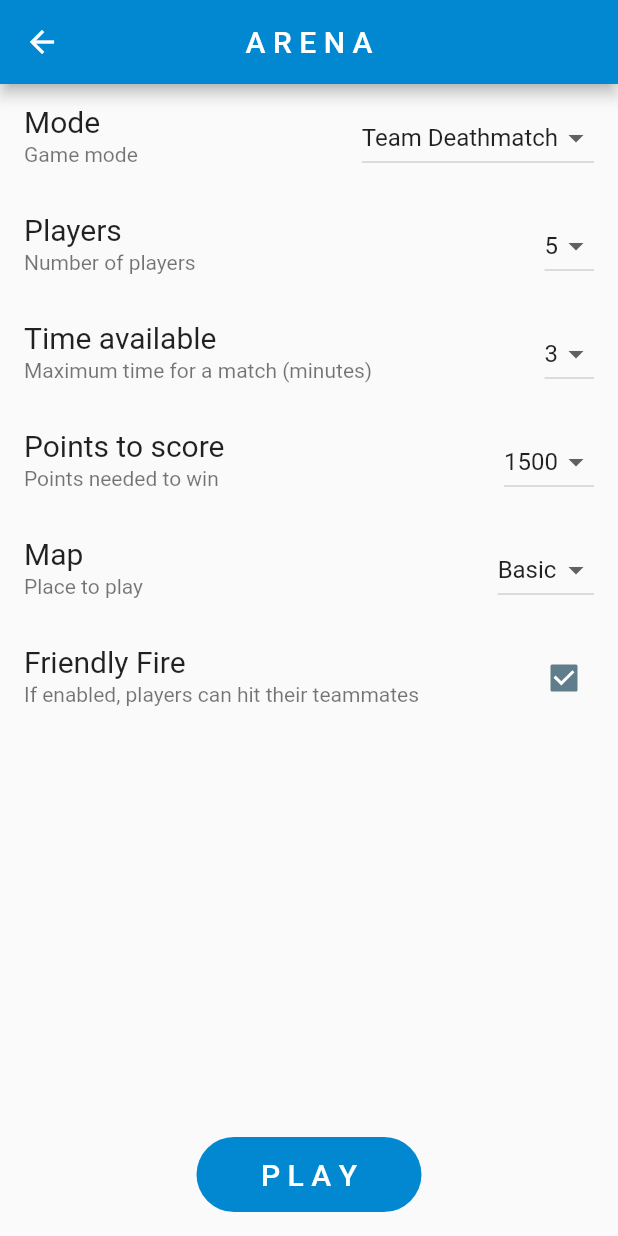
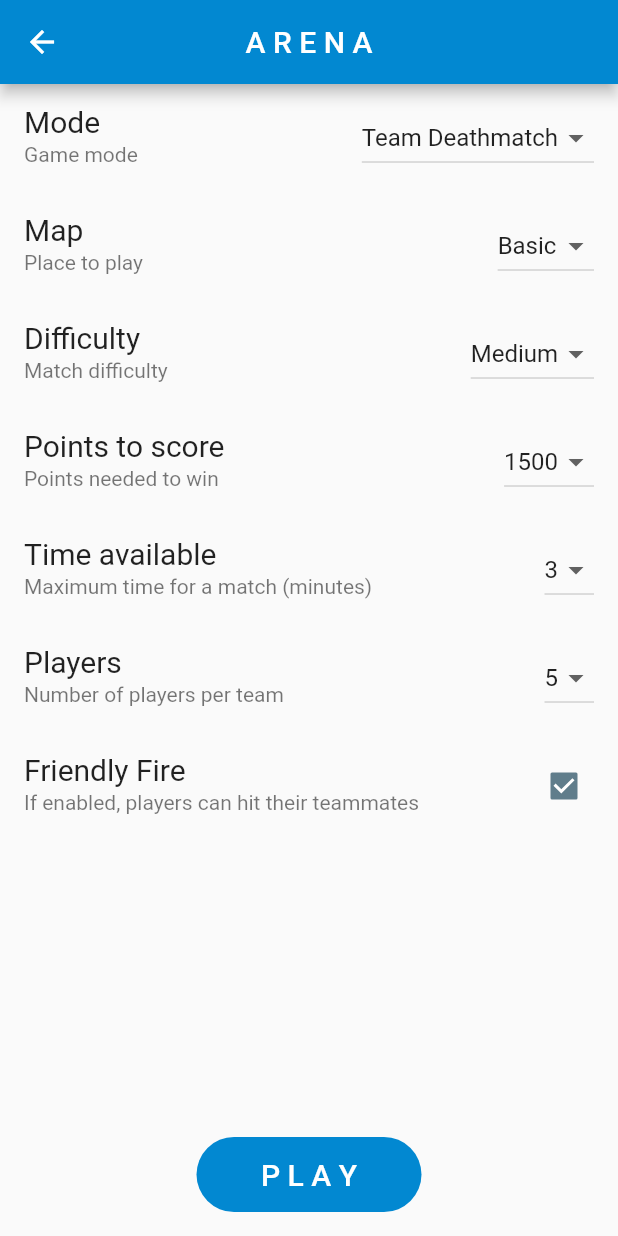
Before and after one commit to Genouka/Xeonjia, a Flutter app: the ArenaPage screen opened directly, on a phone screen of 412 x 824 dp. Run offline on Flutter 3.47's test engine with Material 2 defaults, Android fonts, the phone set to English and light mode, and no system bars; our stand-ins replace shared_preferences; missing offline and left inert: flame; accounts and stored records are empty.

Commit message:
Update match settings

```diff
--- a/lib/src/screens/arena/arena_page.dart
+++ b/lib/src/screens/arena/arena_page.dart
@@ -16,6 +16,7 @@ int _teamSize = 5;
 int _maxTime = 3;
 int _maxPoints = 1500;
 int _mapId = 0;
+int _difficulty = 4;
 bool _friendlyFire = true;
 
 class ArenaPage extends StatefulWidget {
@@ -59,20 +60,66 @@ class _ArenaPageState extends State<ArenaPage> {
               )),
           ListTile(
               title: const Text(
-                'Players',
+                'Map',
                 style: TextStyle(
                   fontSize: kTextFontSize,
                 ),
               ),
-              subtitle: const Text('Number of players'),
+              subtitle: const Text('Place to play'),
               trailing: DropdownButton<int>(
-                value: _teamSize,
+                value: _mapId,
                 onChanged: (int newValue) {
                   setState(() {
-                    _teamSize = newValue;
+                    _mapId = newValue;
                   });
                 },
-                items: _teamSizeOptions
+                items: mapNames.keys
+                    .map<DropdownMenuItem<int>>(
+                        (int value) => DropdownMenuItem<int>(
+                              value: value,
+                              child: Text(mapNames[value]),
+                            ))
+                    .toList(),
+              )),
+          ListTile(
+              title: const Text(
+                'Difficulty',
+                style: TextStyle(
+                  fontSize: kTextFontSize,
+                ),
+              ),
+              subtitle: const Text('Match difficulty'),
+              trailing: DropdownButton<int>(
+                value: _difficulty,
+                onChanged: (int newValue) {
+                  setState(() {
+                    _difficulty = newValue;
+                  });
+                },
+                items: difficultyNames.keys
+                    .map<DropdownMenuItem<int>>(
+                        (int value) => DropdownMenuItem<int>(
+                              value: value,
+                              child: Text(difficultyNames[value]),
+                            ))
+                    .toList(),
+              )),
+          ListTile(
+              title: const Text(
+                'Points to score',
+                style: TextStyle(
+                  fontSize: kTextFontSize,
+                ),
+              ),
+              subtitle: const Text('Points needed to win'),
+              trailing: DropdownButton<int>(
+                value: _maxPoints,
+                onChanged: (int newValue) {
+                  setState(() {
+                    _maxPoints = newValue;
+                  });
+                },
+                items: _maxPointsOptions
                     .map<DropdownMenuItem<int>>(
                         (int value) => DropdownMenuItem<int>(
                               value: value,
@@ -105,47 +152,24 @@ class _ArenaPageState extends State<ArenaPage> {
               )),
           ListTile(
               title: const Text(
-                'Points to score',
+                'Players',
                 style: TextStyle(
                   fontSize: kTextFontSize,
                 ),
               ),
-              subtitle: const Text('Points needed to win'),
+              subtitle: const Text('Number of players per team'),
               trailing: DropdownButton<int>(
-                value: _maxPoints,
+                value: _teamSize,
                 onChanged: (int newValue) {
                   setState(() {
-                    _maxPoints = newValue;
+                    _teamSize = newValue;
                   });
                 },
-                items: _maxPointsOptions
+                items: _teamSizeOptions
                     .map<DropdownMenuItem<int>>(
                         (int value) => DropdownMenuItem<int>(
                               value: value,
                               child: Text(value.toString()),
-                            ))
-                    .toList(),
-              )),
-          ListTile(
-              title: const Text(
-                'Map',
-                style: TextStyle(
-                  fontSize: kTextFontSize,
-                ),
-              ),
-              subtitle: const Text('Place to play'),
-              trailing: DropdownButton<int>(
-                value: _mapId,
-                onChanged: (int newValue) {
-                  setState(() {
-                    _mapId = newValue;
-                  });
-                },
-                items: mapNames.keys
-                    .map<DropdownMenuItem<int>>(
-                        (int value) => DropdownMenuItem<int>(
-                              value: value,
-                              child: Text(mapNames[value]),
                             ))
                     .toList(),
               )),
@@ -175,6 +199,7 @@ class _ArenaPageState extends State<ArenaPage> {
               maxTime: _maxTime * 60,
               maxPoints: _maxPoints,
               mapId: _mapId,
+              difficulty: _difficulty,
               friendlyFire: _friendlyFire,
             ),
             gradient: false,
--- a/lib/src/screens/arena/resources/maps.dart
+++ b/lib/src/screens/arena/resources/maps.dart
@@ -3,3 +3,10 @@ Map<int, String> mapNames = {
   0: 'Basic',
   1: 'Temp'
 };
+
+// Difficulty
+Map<int, String> difficultyNames = {
+  3: 'Easy',
+  4: 'Medium',
+  5: 'Hard',
+};
--- a/lib/src/screens/game/game_page.dart
+++ b/lib/src/screens/game/game_page.dart
@@ -26,12 +26,14 @@ class GamePage extends StatefulWidget {
   final int maxTime;
   final int maxPoints;
   final int mapId;
+  final int difficulty;
   final bool friendlyFire;
   GamePage(this.mode,
       {this.teamSize = 0,
       this.maxTime = 0,
       this.maxPoints = 0,
       this.mapId = 0,
+      this.difficulty = 0,
       this.friendlyFire = false});
 
   @override
@@ -61,6 +63,7 @@ class _GamePageState extends State<GamePage> {
         friendlyFire: widget.friendlyFire,
         maxTime: widget.maxTime,
         maxPoints: widget.maxPoints,
+        difficulty: widget.difficulty,
         mapId: widget.mapId);
 
     super.initState();
--- a/lib/src/screens/game/utils/map_utils.dart
+++ b/lib/src/screens/game/utils/map_utils.dart
@@ -184,7 +184,8 @@ void createComponent(Tile componentTile, int lineCount) {
             componentTile,
             isPlayerOne: playerOne == null && _teamId == 0,
             team: _teamId,
-            level: _teamId * 5, // Temp solution before an actual cpu
+            level:
+                _teamId * game.difficulty, // Temp solution before an actual cpu
           );
         }
       }
--- a/lib/src/screens/game/utils/xeonjia_game.dart
+++ b/lib/src/screens/game/utils/xeonjia_game.dart
@@ -50,6 +50,9 @@ class XeonjiaGame extends BaseGame with TapDetector, PanDetector {
   // Max game time in multi-player mode (seconds)
   final int maxTime;
 
+  // Multi-player match difficulty
+  final int difficulty;
+
   // Map to load if mode != story
   final int mapId;
 
@@ -93,6 +96,7 @@ class XeonjiaGame extends BaseGame with TapDetector, PanDetector {
       this.friendlyFire = false,
       this.maxPoints = 1500,
       this.maxTime = 180,
+      this.difficulty = 4,
       this.mapId = 0}) {
     fixedScreenHeight = screenHeight - (mode != GameMode.story ? 40 : 0);
     initialize();
```
